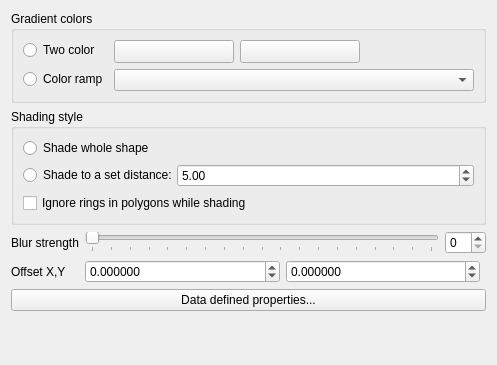
Qt form src/ui/symbollayer/widget_shapeburstfill.ui (qgis/QGIS) before a commit.
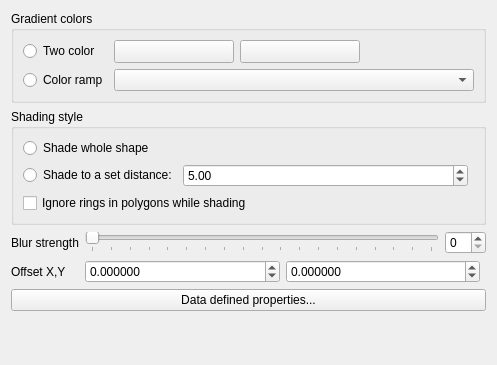
The same form after that commit. Custom widgets are drawn as their Qt base class.

```diff
--- a/src/ui/symbollayer/widget_shapeburstfill.ui
+++ b/src/ui/symbollayer/widget_shapeburstfill.ui
@@ -13,16 +13,13 @@
   <property name="windowTitle">
    <string>Form</string>
   </property>
-  <layout class="QFormLayout" name="formLayout">
+  <layout class="QGridLayout" name="gridLayout_2">
    <item row="0" column="0" colspan="2">
     <widget class="QGroupBox" name="mGradientTypeGroupBox">
      <property name="title">
       <string>Gradient colors</string>
      </property>
-     <layout class="QFormLayout" name="formLayout_2">
-      <property name="fieldGrowthPolicy">
-       <enum>QFormLayout::AllNonFixedFieldsGrow</enum>
-      </property>
+     <layout class="QGridLayout" name="gridLayout">
       <item row="0" column="0">
        <widget class="QRadioButton" name="radioTwoColor">
         <property name="text">
@@ -121,7 +118,7 @@
       <item row="1" column="0" colspan="2">
        <layout class="QHBoxLayout" name="horizontalLayout_3">
         <property name="spacing">
-         <number>0</number>
+         <number>6</number>
         </property>
         <item>
          <widget class="QRadioButton" name="mRadioUseMaxDistance">
@@ -154,14 +151,14 @@
      </layout>
     </widget>
    </item>
-   <item row="4" column="0">
+   <item row="2" column="0">
     <widget class="QLabel" name="label">
      <property name="text">
       <string>Blur strength</string>
      </property>
     </widget>
    </item>
-   <item row="4" column="1">
+   <item row="2" column="1">
     <layout class="QHBoxLayout" name="horizontalLayout_4">
      <item>
       <widget class="QSlider" name="mBlurSlider">
@@ -197,14 +194,14 @@
      </item>
     </layout>
    </item>
-   <item row="5" column="0">
+   <item row="3" column="0">
     <widget class="QLabel" name="label_6">
      <property name="text">
       <string>Offset X,Y</string>
      </property>
     </widget>
    </item>
-   <item row="5" column="1">
+   <item row="3" column="1">
     <layout class="QHBoxLayout" name="horizontalLayout">
      <item>
       <widget class="QDoubleSpinBox" name="spinOffsetX">
@@ -255,7 +252,7 @@
      </item>
     </layout>
    </item>
-   <item row="6" column="0" colspan="2">
+   <item row="4" column="0" colspan="2">
     <widget class="QPushButton" name="mDataDefinedPropertiesButton">
      <property name="sizePolicy">
       <sizepolicy hsizetype="Minimum" vsizetype="Fixed">
@@ -268,6 +265,19 @@
      </property>
     </widget>
    </item>
+   <item row="5" column="0">
+    <spacer name="verticalSpacer">
+     <property name="orientation">
+      <enum>Qt::Vertical</enum>
+     </property>
+     <property name="sizeHint" stdset="0">
+      <size>
+       <width>20</width>
+       <height>40</height>
+      </size>
+     </property>
+    </spacer>
+   </item>
   </layout>
  </widget>
  <customwidgets>
```
Left out of the diff: 18 changed lines with no effect on the pictures.
